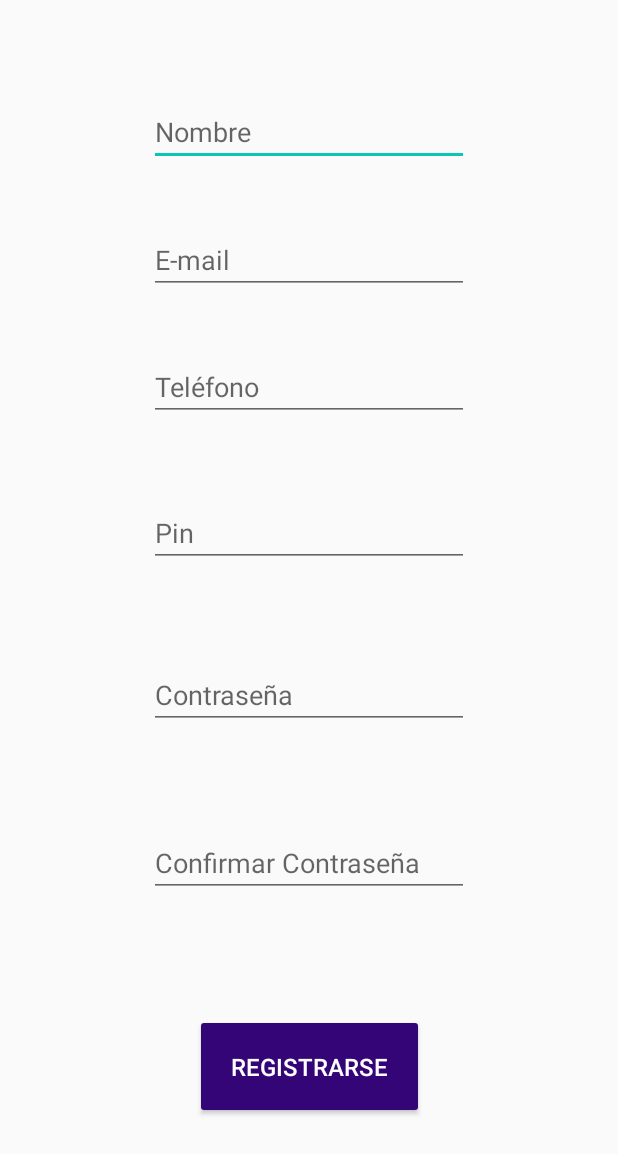
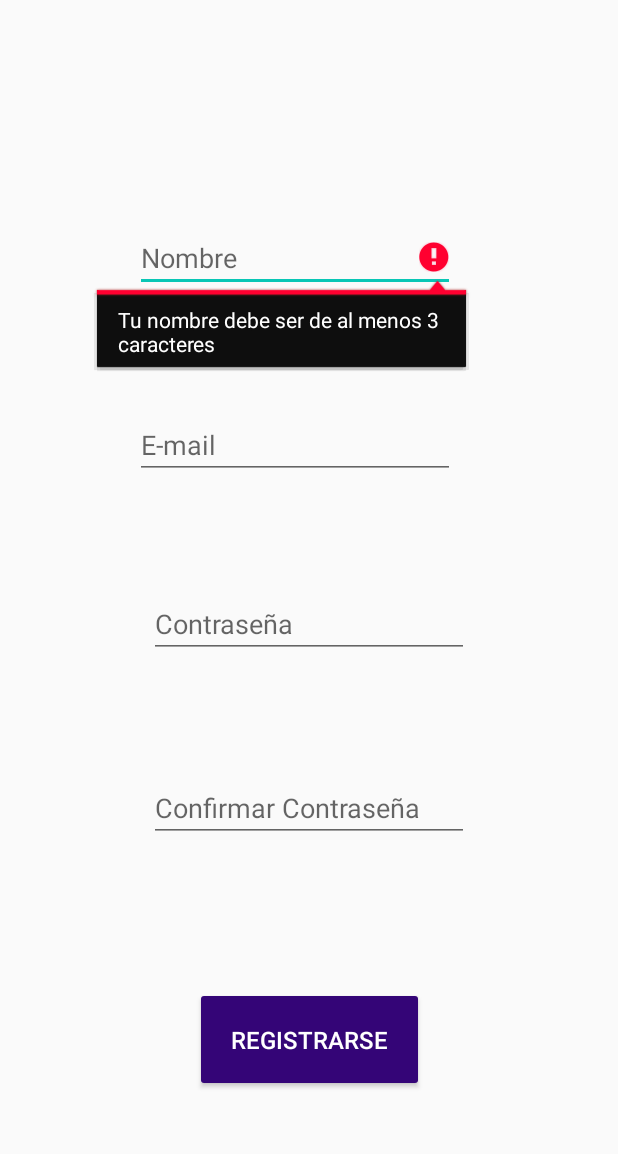
Before and after one commit to YoaliSB/HealthChain, an Android app: the RegisterActivity screen opened directly, with no data from a screen before it, after a tap on "REGISTRARSE", on a phone screen of 412 x 824 dp. Shown: the top 1154 px of the screen. Run offline under Robolectric (Android 15) with nearby library versions, the light colour scheme and no system bars; our stand-ins replace Volley; network calls fail.

Commit message:
Validaciones en register y cambio de layout

```diff
--- a/app/src/main/java/com/itesm/healthchain/LoginActivity.java
+++ b/app/src/main/java/com/itesm/healthchain/LoginActivity.java
@@ -25,10 +25,7 @@ import java.util.HashMap;
 import java.util.Map;
 
 public class LoginActivity extends AppCompatActivity {
-    private static final String LG = "https://jsonplaceholder.typicode.com/posts/1"; //URL para pruebas de get
-    private static final String url2 = "https://jsonplaceholder.typicode.com/posts"; //URL para pruebas de post
-    private static final String url = "https://localhost:3000/api/login"; //URL para pruebas de post
-    private static final String ngrok = "https://health-chain-api.herokuapp.com/api/login";
+    private static final String url = "https://health-chain-api.herokuapp.com/api/login";
     EditText editemail, editpass;
     Button btnLogin;
     TextView tv;
@@ -52,7 +49,7 @@ public class LoginActivity extends AppCompatActivity {
                     jsonBody.put("email", email);
                     jsonBody.put("password", pass);
 
-                    JsonObjectRequest jsonObject = new JsonObjectRequest(Request.Method.POST, ngrok,
+                    JsonObjectRequest jsonObject = new JsonObjectRequest(Request.Method.POST, url,
                             jsonBody, new Response.Listener<JSONObject>() {
                         @Override
                         public void onResponse(JSONObject response) {
--- a/app/src/main/java/com/itesm/healthchain/RegisterActivity.java
+++ b/app/src/main/java/com/itesm/healthchain/RegisterActivity.java
@@ -5,6 +5,7 @@ import androidx.appcompat.app.AppCompatActivity;
 import android.content.Intent;
 import android.os.Bundle;
 import android.os.Handler;
+import android.text.TextUtils;
 import android.util.Log;
 import android.view.View;
 import android.widget.Button;
@@ -27,10 +28,8 @@ import java.util.HashMap;
 import java.util.Map;
 
 public class RegisterActivity extends AppCompatActivity {
-    private static final String url2 = "https://jsonplaceholder.typicode.com/posts";
-    // server url
     private static final String url = "https://health-chain-api.herokuapp.com/api/register";
-    EditText etname, etemail, etpass, etpin, etphone, etpass2;
+    EditText etname, etemail, etpass, etpass2;
     Button signupbtn;
     @Override
     protected void onCreate(Bundle savedInstanceState) {
@@ -39,30 +38,46 @@ public class RegisterActivity extends AppCompatActivity {
         etname = findViewById(R.id.editname);
         etemail = findViewById(R.id.editEmail);
         etpass = findViewById(R.id.editPass);
-        etpin = findViewById(R.id.editPin);
-        etphone = findViewById(R.id.editPhone);
         etpass2 = findViewById(R.id.editPass2);
         signupbtn = findViewById(R.id.btnsignup);
+        final String emailPattern = "[a-zA-Z0-9._-]+@[a-z]+\\.+[a-z]+";
+
+
         signupbtn.setOnClickListener(new View.OnClickListener() {
             @Override
             public void onClick(View v) {
                 final String name= etname.getText().toString().trim();
                 final String email=etemail.getText().toString().trim();
                 final String pass=etpass.getText().toString().trim();
-                final String pin=etpin.getText().toString().trim();
-                final String phone=etphone.getText().toString().trim();
-                final String pass2=etpass.getText().toString().trim();
+                final String pass2=etpass2.getText().toString().trim();
 
                 JSONObject jsonBody = new JSONObject();
-                if (!pass.equals(pass2)) {
-                    // TODO: Non-matching password message
+
+                if(TextUtils.isEmpty(name) || name.length() < 3)
+                {
+                    etname.setError("Tu nombre debe ser de al menos 3 caracteres");
+                    return;
                 }
+                if(TextUtils.isEmpty(email) || email.length() < 3 || !email.matches(emailPattern))
+                {
+                    etemail.setError("Ingresa un correo valido");
+                    return;
+                }
+                if(TextUtils.isEmpty(pass) || pass.length() < 6)
+                {
+                    etpass.setError("Tu contraseña debe ser de al menos 6 caracteres");
+                    return;
+                }
+                if(TextUtils.isEmpty(pass2) || !pass.equals(pass2))
+                {
+                    etpass2.setError("Tu contraseña debe coincidir con la de arriba");
+                    return;
+                }
+
                 try {
 
                 jsonBody.put("name", name);
                 jsonBody.put("email", email);
-                jsonBody.put("phone", phone);
-                jsonBody.put("pin", pin);
                 jsonBody.put("password", pass);
                 jsonBody.put("password_confirmation", pass2);
 
@@ -96,8 +111,6 @@ public class RegisterActivity extends AppCompatActivity {
                         params.put("name", name);
                         params.put("email", email);
                         params.put("password", pass);
-                        params.put("pin", pin);
-                        params.put("phone", phone);
                         params.put("password_confirmation", pass2);
                         return params;
                     }
--- a/app/src/main/res/layout/activity_register.xml
+++ b/app/src/main/res/layout/activity_register.xml
@@ -16,9 +16,10 @@
         android:inputType="textPersonName"
         app:layout_constraintBottom_toBottomOf="parent"
         app:layout_constraintEnd_toEndOf="parent"
+        app:layout_constraintHorizontal_bias="0.454"
         app:layout_constraintStart_toStartOf="parent"
         app:layout_constraintTop_toTopOf="parent"
-        app:layout_constraintVertical_bias="0.084" />
+        app:layout_constraintVertical_bias="0.192" />
 
     <EditText
         android:id="@+id/editEmail"
@@ -31,37 +32,10 @@
         android:inputType="textEmailAddress"
         app:layout_constraintBottom_toBottomOf="parent"
         app:layout_constraintEnd_toEndOf="parent"
+        app:layout_constraintHorizontal_bias="0.454"
         app:layout_constraintStart_toStartOf="parent"
         app:layout_constraintTop_toBottomOf="@+id/editname"
-        app:layout_constraintVertical_bias="0.0" />
-
-    <EditText
-        android:id="@+id/editPhone"
-        style="@style/EditText"
-        android:layout_alignStart="@id/editPass"
-        android:layout_alignParentTop="true"
-        android:ems="10"
-        android:hint="@string/phone"
-        android:inputType="phone"
-        app:layout_constraintBottom_toBottomOf="parent"
-        app:layout_constraintEnd_toEndOf="parent"
-        app:layout_constraintStart_toStartOf="parent"
-        app:layout_constraintTop_toBottomOf="@+id/editEmail"
-        app:layout_constraintVertical_bias="0.067" />
-
-    <EditText
-        android:id="@+id/editPin"
-        style="@style/EditText"
-        android:layout_alignStart="@id/editPass"
-        android:layout_alignParentTop="true"
-        android:ems="10"
-        android:hint="@string/pin"
-        android:inputType="numberPassword"
-        app:layout_constraintBottom_toBottomOf="parent"
-        app:layout_constraintEnd_toEndOf="parent"
-        app:layout_constraintStart_toStartOf="parent"
-        app:layout_constraintTop_toBottomOf="@+id/editPhone"
-        app:layout_constraintVertical_bias="0.105" />
+        app:layout_constraintVertical_bias="0.072" />
 
     <EditText
         android:id="@+id/editPass"
@@ -74,8 +48,8 @@
         app:layout_constraintBottom_toBottomOf="parent"
         app:layout_constraintEnd_toEndOf="parent"
         app:layout_constraintStart_toStartOf="parent"
-        app:layout_constraintTop_toBottomOf="@+id/editPin"
-        app:layout_constraintVertical_bias="0.156" />
+        app:layout_constraintTop_toBottomOf="@+id/editEmail"
+        app:layout_constraintVertical_bias="0.161" />
 
     <EditText
         android:id="@+id/editPass2"
```
